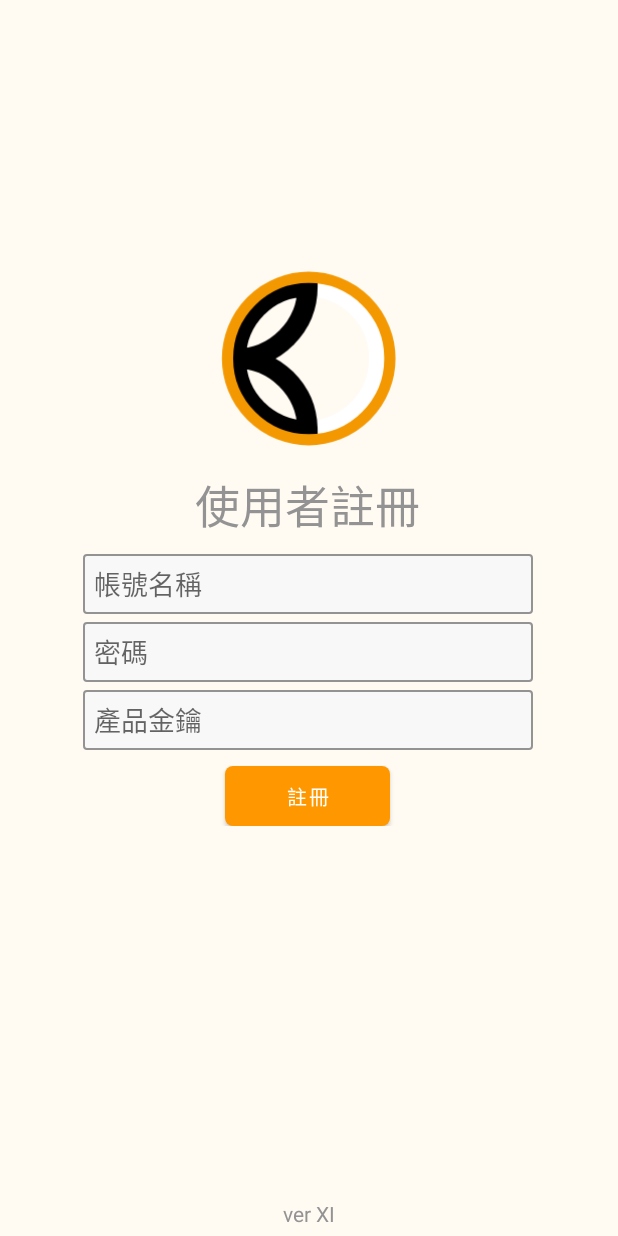
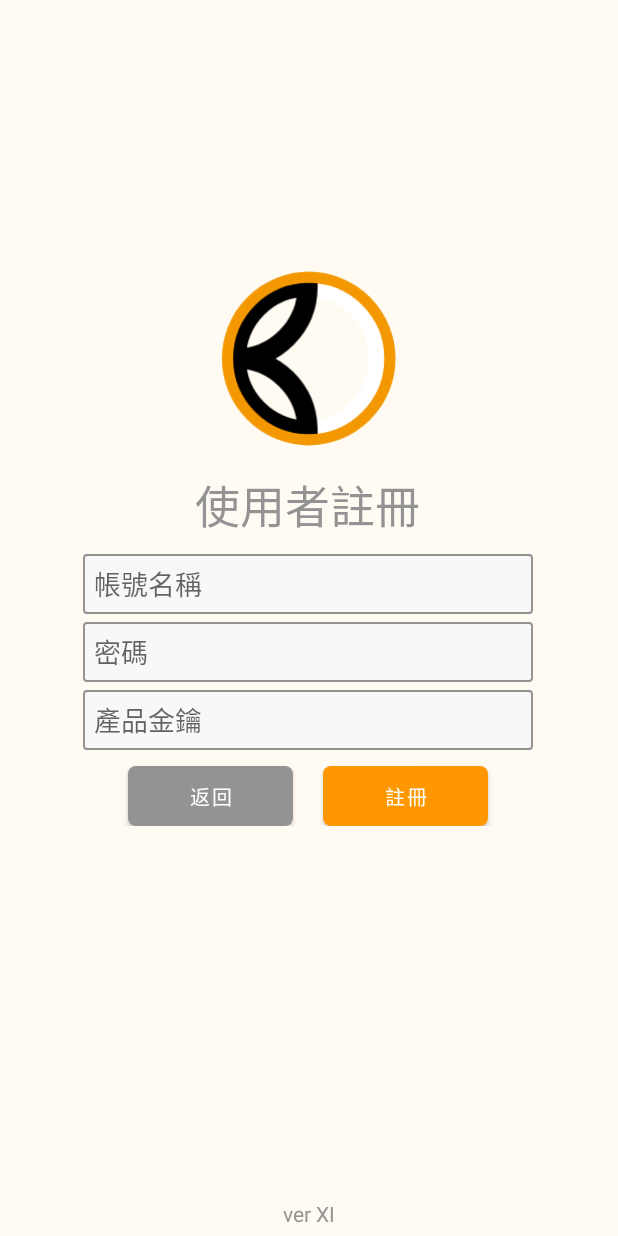
Before and after one commit to harlan47/OKareApp_v2, an Android app: the SignUpActivity screen opened directly, with no data from a screen before it, on a phone screen of 412 x 824 dp. Run offline under Robolectric (Android 15) with nearby library versions, the phone set to English and light mode, and no system bars; our stand-ins replace Volley; network calls fail.

Commit message:
0808快完成了

```diff
--- a/app/src/main/java/com/example/okareappv2/LogoutButton.java
+++ b/app/src/main/java/com/example/okareappv2/LogoutButton.java
@@ -16,7 +16,7 @@ public class LogoutButton {
     Activity activity;
     SharedPreferences sharedPreferences;
     SharedPreferences.Editor editor;
-    String username;
+    String username, product_key;
 
     public LogoutButton(){
 
@@ -28,15 +28,17 @@ public class LogoutButton {
         sharedPreferences = activity.getSharedPreferences("setting", MODE_PRIVATE);
         editor = sharedPreferences.edit();
         username = sharedPreferences.getString("username", null);
+        product_key = sharedPreferences.getString("product_key", null);
 
         textView.setOnClickListener(v -> new AlertDialog.Builder(v.getContext())
                 .setTitle("確定要登出？")
-                .setMessage("登出將清除已登入的資料。\n帳戶名稱："+username)
+                .setMessage("登出將清除基本資料。\n帳戶名稱："+username+"\n產品金鑰："+product_key)
                 .setNegativeButton("取消", (dialog, which) -> {
 
                 })
                 .setPositiveButton("登出", (dialog, which) -> {
                     editor.putString("username", null);
+                    editor.putString("product_key", null);
                     editor.commit();
                     Intent intent = new Intent(v.getContext(), LoginActivity.class);
                     activity.startActivity(intent);
--- a/app/src/main/res/layout/activity_family_main.xml
+++ b/app/src/main/res/layout/activity_family_main.xml
@@ -134,7 +134,7 @@
             android:layout_marginTop="20dp"
             android:background="@color/nav_item_unFocus" />
 
-        <WebView
+        <ImageView
             android:id="@+id/webcam_view"
             android:layout_width="match_parent"
             android:layout_height="200dp"
@@ -145,6 +145,7 @@
             app:layout_constraintRight_toRightOf="parent"
             app:layout_constraintTop_toBottomOf="@id/segment_line1" />
 
+        <!--
         <TextView
             android:layout_width="wrap_content"
             android:layout_height="wrap_content"
@@ -157,6 +158,7 @@
             android:layout_marginLeft="2dp"
             android:layout_marginTop="2dp"
             android:gravity="center" />
+        -->
 
         <RadioGroup
             android:id="@+id/video_radio_group"
--- a/app/src/main/res/layout/activity_sign_up.xml
+++ b/app/src/main/res/layout/activity_sign_up.xml
@@ -71,6 +71,24 @@
             android:maxLines="1"
             android:paddingHorizontal="7dp" />
 
+        <androidx.appcompat.widget.LinearLayoutCompat
+            android:layout_width="match_parent"
+            android:layout_height="wrap_content"
+            android:orientation="horizontal"
+            android:gravity="center_horizontal">
+
+            <Button
+                android:id="@+id/back_button"
+                android:layout_width="110dp"
+                android:layout_height="40dp"
+                android:autoSizeTextType="uniform"
+                android:background="@drawable/login_button_shape"
+                app:backgroundTint="@color/nav_item_unFocus"
+                android:text="返回"
+                android:textColor="@color/white"
+                android:layout_marginTop="5dp"
+                android:layout_marginEnd="10dp" />
+
             <Button
                 android:id="@+id/register_button"
                 android:layout_width="110dp"
@@ -79,7 +97,10 @@
                 android:background="@drawable/login_button_shape"
                 android:text="註冊"
                 android:textColor="@color/white"
-            android:layout_marginTop="5dp" />
+                android:layout_marginTop="5dp"
+                android:layout_marginStart="10dp" />
+        </androidx.appcompat.widget.LinearLayoutCompat>
+
 
     </androidx.appcompat.widget.LinearLayoutCompat>
 
```
Also changed, not shown: app/src/main/java/com/example/okareappv2/Login/LoginActivity.java (+44 -15 lines), app/src/main/java/com/example/okareappv2/Login/SignUpActivity.java (+12 -9 lines), app/src/main/java/com/example/okareappv2/familyUI/ElderSignal.java (+3 -10 lines), app/src/main/java/com/example/okareappv2/familyUI/FamilyMainActivity.java (+114 -72 lines), app/src/main/res/layout/activity_login.xml (+7 -1 lines). Lines whose indentation alone changed are shown as unchanged.
